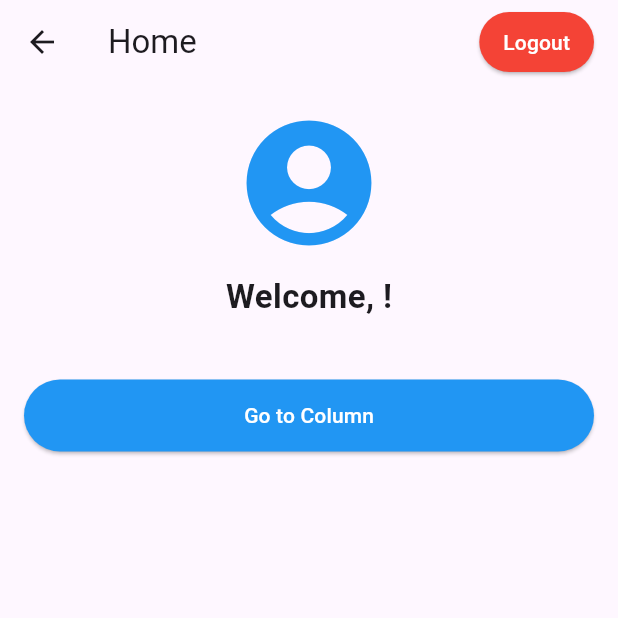
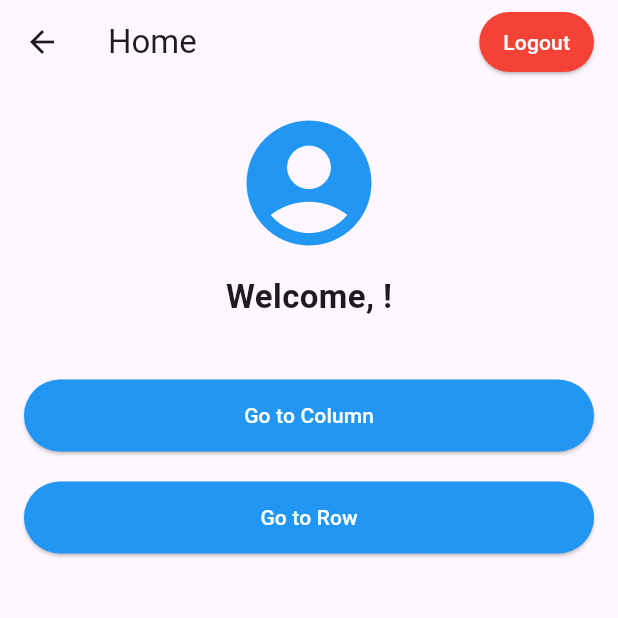
Before and after one commit to melihalkbk/flutter_guidance, a Flutter app: the HomePage screen opened by its route, on a phone screen of 412 x 824 dp, the top half of it. Run offline on Flutter 3.47's test engine with Material 3 defaults, Android fonts, the phone set to English and light mode, and no system bars; our stand-ins replace firebase_auth, firebase_core, google_sign_in; missing offline and left inert: flutter_facebook_auth; accounts and stored records are empty.

Commit message:
add:row component to home page

```diff
--- a/login_app/lib/pages/home_page.dart
+++ b/login_app/lib/pages/home_page.dart
@@ -2,6 +2,7 @@ import 'package:flutter/material.dart';
 import 'package:firebase_auth/firebase_auth.dart';
 import '../services/auth_service.dart';
 import '../components/column.dart';
+import '../components/row.dart';
 
 class HomePage extends StatelessWidget {
   HomePage({super.key});
@@ -16,10 +17,9 @@ class HomePage extends StatelessWidget {
     return Scaffold(
       appBar: AppBar(
         title: Row(
-          mainAxisAlignment:
-              MainAxisAlignment.spaceBetween, // Home sola, Logout sağa
+          mainAxisAlignment: MainAxisAlignment.spaceBetween,
           children: [
-            const Text("Home"), // Sol tarafta Home yazısı
+            const Text("Home"),
             ElevatedButton(
               onPressed: () async {
                 await _authService.signOut();
@@ -43,7 +43,6 @@ class HomePage extends StatelessWidget {
         child: Column(
           crossAxisAlignment: CrossAxisAlignment.start,
           children: [
-            // Kullanıcı bilgisi
             Center(
               child: Column(
                 children: [
@@ -87,6 +86,28 @@ class HomePage extends StatelessWidget {
                 ),
               ),
             ),
+            const SizedBox(height: 20),
+
+            //Row Button
+            Center(
+              child: SizedBox(
+                width: double.infinity,
+                child: ElevatedButton(
+                  onPressed: () {
+                    Navigator.push(
+                      context,
+                      MaterialPageRoute(builder: (context) => const RowView()),
+                    );
+                  },
+                  style: ElevatedButton.styleFrom(
+                    backgroundColor: Colors.blue,
+                    foregroundColor: Colors.white,
+                    padding: const EdgeInsets.symmetric(vertical: 14),
+                  ),
+                  child: const Text("Go to Row"),
+                ),
+              ),
+            ),
           ],
         ),
       ),
```
Also changed, not shown: login_app/lib/components/row.dart (added, +136 -0 lines), 1 other file.
